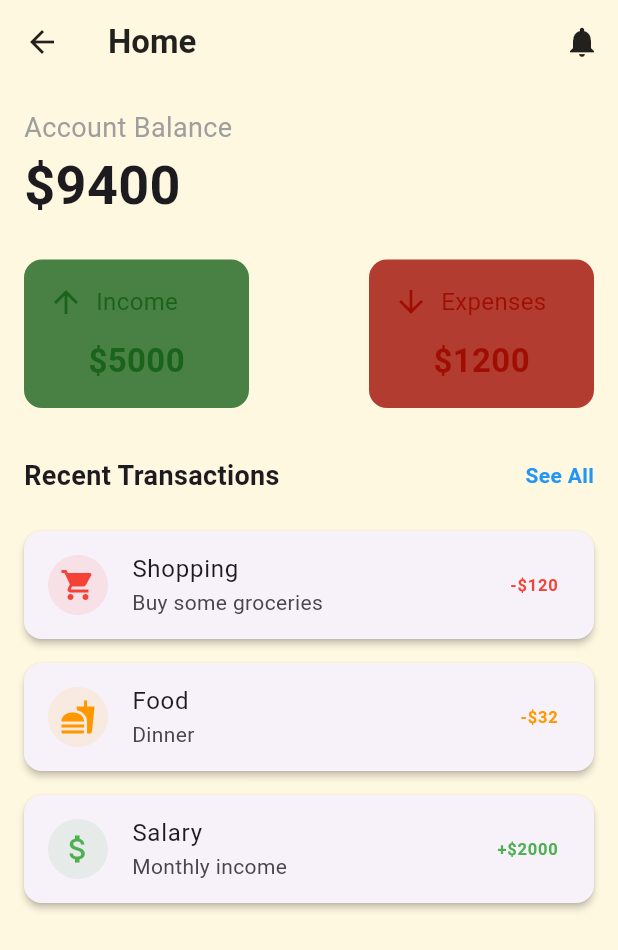
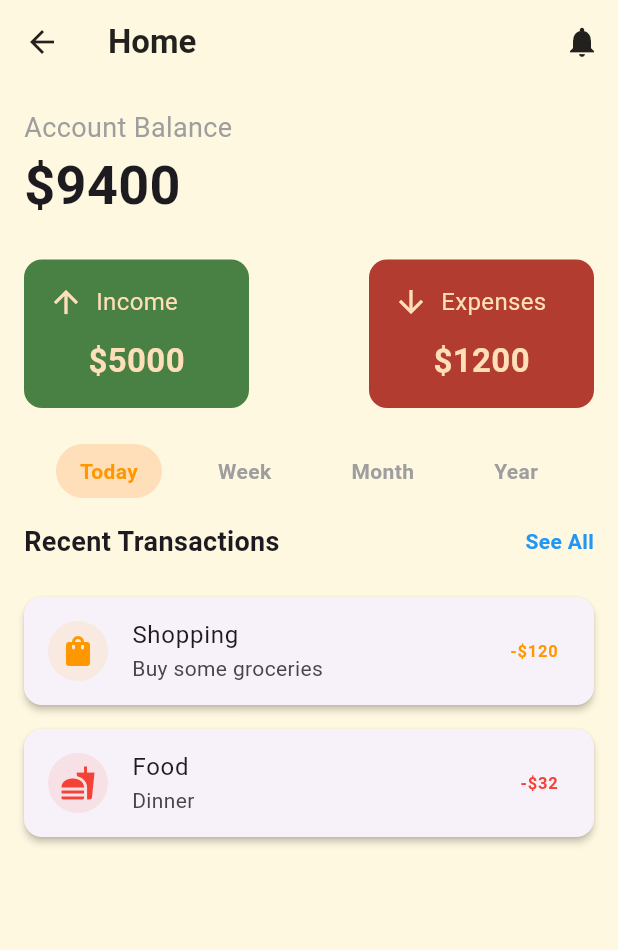
Before and after one commit to Alex-Bolgan/KPP, a Flutter app: the HomeScreen screen opened directly, on a phone screen of 412 x 824 dp. Shown: the top 950 px of the screen. Run offline on Flutter 3.47's test engine with Material 3 defaults, Android fonts, the phone set to English and light mode, and no system bars; our stand-ins replace firebase_auth, firebase_core, firebase_crashlytics; accounts and stored records are empty.

Commit message:
feat: add TransactionDetails, update HomeScreen tp use listview and design

```diff
--- a/expense_tracker/lib/screens/home_screen.dart
+++ b/expense_tracker/lib/screens/home_screen.dart
@@ -1,7 +1,84 @@
+import 'package:expense_tracker/screens/transaction_details_screen.dart';
 import 'package:flutter/material.dart';
 
-class HomeScreen extends StatelessWidget {
+class HomeScreen extends StatefulWidget {
   const HomeScreen({super.key});
+
+  @override
+  State<HomeScreen> createState() => _HomeScreenState();
+}
+
+class _HomeScreenState extends State<HomeScreen> {
+  final List<String> filterOptions = ['Today', 'Week', 'Month', 'Year'];
+  int selectedFilter = 0; // Selected filter index
+
+  // Hardcoded transaction data
+  final Map<String, List<Map<String, dynamic>>> transactions = {
+    'Today': [
+      {
+        'title': 'Shopping',
+        'subtitle': 'Buy some groceries',
+        'amount': '-\$120',
+        'color': Colors.orange,
+        'icon': Icons.shopping_bag,
+      },
+      {
+        'title': 'Food',
+        'subtitle': 'Dinner',
+        'amount': '-\$32',
+        'color': Colors.red,
+        'icon': Icons.fastfood,
+      },
+    ],
+    'Week': [
+      {
+        'title': 'Salary',
+        'subtitle': 'Monthly income',
+        'amount': '+\$2000',
+        'color': Colors.green,
+        'icon': Icons.attach_money,
+      },
+      {
+        'title': 'Shopping',
+        'subtitle': 'Buy new shoes',
+        'amount': '-\$150',
+        'color': Colors.orange,
+        'icon': Icons.shopping_bag,
+      },
+    ],
+    'Month': [
+      {
+        'title': 'Groceries',
+        'subtitle': 'Supermarket shopping',
+        'amount': '-\$300',
+        'color': Colors.orange,
+        'icon': Icons.shopping_cart,
+      },
+      {
+        'title': 'Rent',
+        'subtitle': 'Monthly house rent',
+        'amount': '-\$800',
+        'color': Colors.red,
+        'icon': Icons.house,
+      },
+    ],
+    'Year': [
+      {
+        'title': 'Bonus',
+        'subtitle': 'Year-end bonus',
+        'amount': '+\$5000',
+        'color': Colors.green,
+        'icon': Icons.money,
+      },
+      {
+        'title': 'Vacation',
+        'subtitle': 'Trip to Hawaii',
+        'amount': '-\$2000',
+        'color': Colors.purple,
+        'icon': Icons.beach_access,
+      },
+    ],
+  };
 
   @override
   Widget build(BuildContext context) {
@@ -46,7 +123,9 @@ class HomeScreen extends StatelessWidget {
                 _buildCard('Expenses', '\$1200', const Color.fromARGB(255, 159, 13, 3)),
               ],
             ),
-            const SizedBox(height: 32),
+            const SizedBox(height: 24),
+            _buildTransactionFilter(),
+            const SizedBox(height: 16),
             Row(
               mainAxisAlignment: MainAxisAlignment.spaceBetween,
               children: [
@@ -73,34 +152,57 @@ class HomeScreen extends StatelessWidget {
             ),
             const SizedBox(height: 16),
             Expanded(
-              child: ListView(
-                children: [
-                  _buildTransactionTile(
-                    title: 'Shopping',
-                    subtitle: 'Buy some groceries',
-                    amount: '-\$120',
-                    color: Colors.red,
-                    icon: Icons.shopping_cart,
+              child: ListView.builder(
+                itemCount: transactions[filterOptions[selectedFilter]]!.length,
+                itemBuilder: (context, index) {
+                  final transaction = transactions[filterOptions[selectedFilter]]![index];
+                  return _buildTransactionTile(
+                    title: transaction['title'],
+                    subtitle: transaction['subtitle'],
+                    amount: transaction['amount'],
+                    color: transaction['color'],
+                    icon: transaction['icon'],
+                  );
+                },
               ),
-                  _buildTransactionTile(
-                    title: 'Food',
-                    subtitle: 'Dinner',
-                    amount: '-\$32',
-                    color: Colors.orange,
-                    icon: Icons.fastfood,
-                  ),
-                  _buildTransactionTile(
-                    title: 'Salary',
-                    subtitle: 'Monthly income',
-                    amount: '+\$2000',
-                    color: Colors.green,
-                    icon: Icons.attach_money,
             ),
           ],
         ),
       ),
-          ],
+    );
+  }
+
+  Widget _buildTransactionFilter() {
+    return Row(
+      mainAxisAlignment: MainAxisAlignment.spaceEvenly,
+      children: List.generate(
+        filterOptions.length,
+        (index) {
+          final isSelected = index == selectedFilter;
+          return GestureDetector(
+            onTap: () {
+              setState(() {
+                selectedFilter = index;
+              });
+            },
+            child: Container(
+              padding: const EdgeInsets.symmetric(horizontal: 16, vertical: 8),
+              decoration: BoxDecoration(
+                color: isSelected
+                    ? const Color.fromARGB(255, 255, 223, 186)
+                    : Colors.transparent,
+                borderRadius: BorderRadius.circular(20),
               ),
+              child: Text(
+                filterOptions[index],
+                style: TextStyle(
+                  fontWeight: FontWeight.bold,
+                  color: isSelected ? Colors.orange : Colors.grey,
+                ),
+              ),
+            ),
+          );
+        },
       ),
     );
   }
@@ -120,12 +222,12 @@ class HomeScreen extends StatelessWidget {
             children: [
               Icon(
                 title == 'Income' ? Icons.arrow_upward : Icons.arrow_downward,
-                color: color,
+                color: const Color.fromARGB(255, 255, 223, 186),
               ),
               const SizedBox(width: 8),
               Text(
                 title,
-                style: TextStyle(color: color, fontSize: 16),
+                style: TextStyle(color:const Color.fromARGB(255, 255, 223, 186), fontSize: 16),
               ),
             ],
           ),
@@ -133,7 +235,7 @@ class HomeScreen extends StatelessWidget {
           Text(
             amount,
             style: TextStyle(
-              color: color,
+              color: const Color.fromARGB(255, 255, 223, 186),
               fontSize: 22,
               fontWeight: FontWeight.bold,
             ),
@@ -143,13 +245,33 @@ class HomeScreen extends StatelessWidget {
     );
   }
 
-  Widget _buildTransactionTile(
-      {required String title,
+  Widget _buildTransactionTile({
+  required String title,
   required String subtitle,
   required String amount,
   required Color color,
-      required IconData icon}) {
-    return Card(
+  required IconData icon,
+}) {
+  return GestureDetector(
+    onTap: () {
+      // Navigate to TransactionDetailsScreen
+      Navigator.push(
+        context,
+        MaterialPageRoute(
+          builder: (context) => TransactionDetailsScreen(
+            transactionType: title.contains('Salary') || title.contains('Bonus')
+                ? 'Income'
+                : 'Expense',
+            amount: amount,
+            category: title,
+            description: subtitle,
+            wallet: 'Wallet', // Hardcoded wallet for now
+            date: 'Apr 1, 2025', // Hardcoded date for now
+          ),
+        ),
+      );
+    },
+    child: Card(
       elevation: 2,
       margin: const EdgeInsets.symmetric(vertical: 8.0),
       child: ListTile(
@@ -164,6 +286,7 @@ class HomeScreen extends StatelessWidget {
           style: TextStyle(color: color, fontWeight: FontWeight.bold),
         ),
       ),
+    ),
   );
 }
 }
```
Also changed, not shown: expense_tracker/lib/screens/transaction_details_screen.dart (added, +231 -0 lines). Lines whose indentation alone changed are shown as unchanged.
